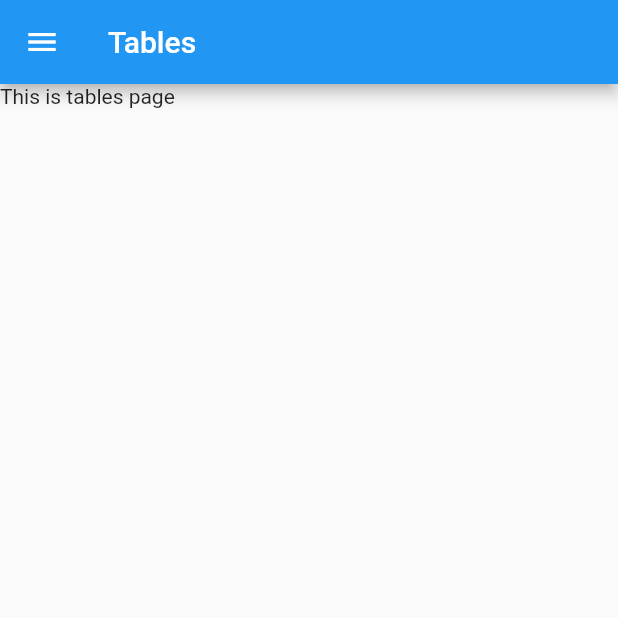
After one commit to cezarmocanu/mini-restaurant-app, a Flutter app: the screen it shows after launch, in the side drawer, after a tap on "Go to tables page", on a phone screen of 412 x 824 dp, the top half of it. The commit adds this screen. Run offline on Flutter 3.47's test engine with Material 2 defaults, Android fonts, the phone set to English and light mode, and no system bars.

Commit message:
003 Created and added to main and routes tables page :)

```diff
--- a/lib/common/app_drawer.dart
+++ b/lib/common/app_drawer.dart
@@ -42,6 +42,18 @@ class AppDrawer extends StatelessWidget {
               );
             },
           ),
+          ElevatedButton(
+            child: Text("Go to tables page"),
+            onPressed: () {
+              Navigator.pushNamedAndRemoveUntil(
+                context,
+                "/tables",
+                (route) {
+                  return false;
+                },
+              );
+            },
+          ),
         ],
       ),
     );
--- a/lib/main.dart
+++ b/lib/main.dart
@@ -1,6 +1,7 @@
 import 'package:flutter/material.dart';
 import 'package:kitchen_it/pages/home_page.dart';
 import 'package:kitchen_it/pages/menu_page.dart';
+import 'package:kitchen_it/pages/tables_page.dart';
 import 'package:kitchen_it/pages/workspaces_page.dart';
 
 void main() {
@@ -16,6 +17,9 @@ void main() {
         },
         "/workspaces": (BuildContext context) {
           return WorkspacesPage();
+        },
+        "/tables": (BuildContext context) {
+          return TablesPage();
         }
       },
     ),
--- /dev/null
+++ b/lib/pages/tables_page.dart
@@ -0,0 +1,21 @@
+import 'package:flutter/material.dart';
+import 'package:kitchen_it/common/app_drawer.dart';
+
+class TablesPage extends StatelessWidget {
+  @override
+  Widget build(BuildContext context) {
+    return SafeArea(
+      child: Scaffold(
+        appBar: AppBar(
+          title: Text("Tables"),
+        ),
+        drawer: AppDrawer(),
+        body: Column(
+          children: [
+            Text("This is tables page"),
+          ],
+        ),
+      ),
+    );
+  }
+}
```
